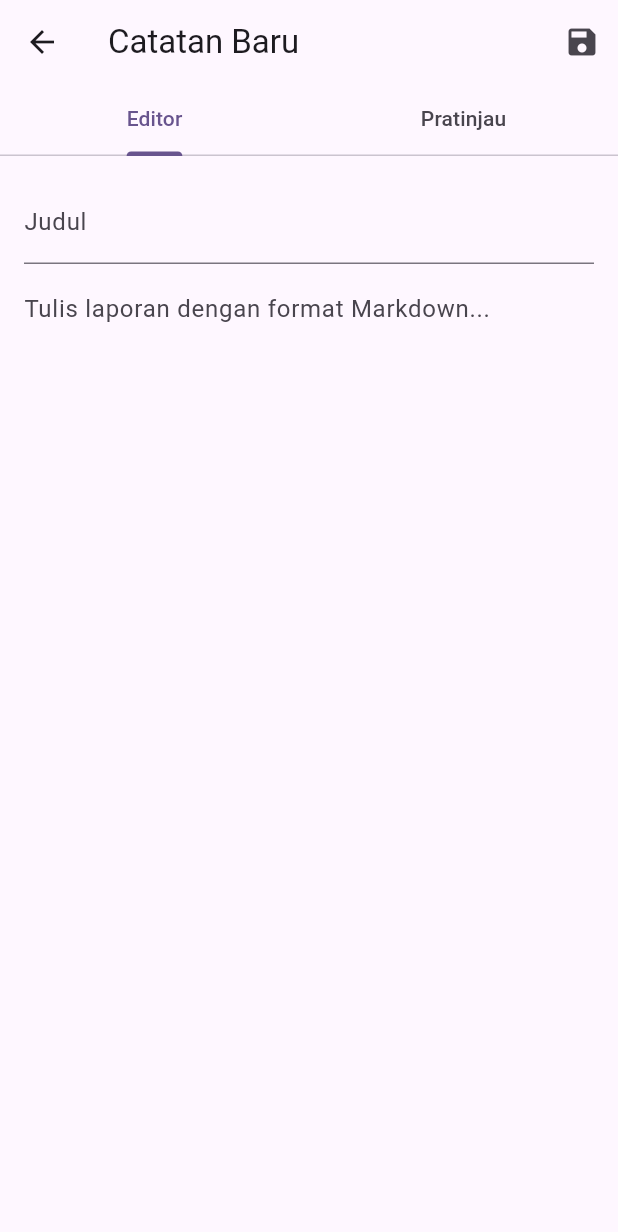
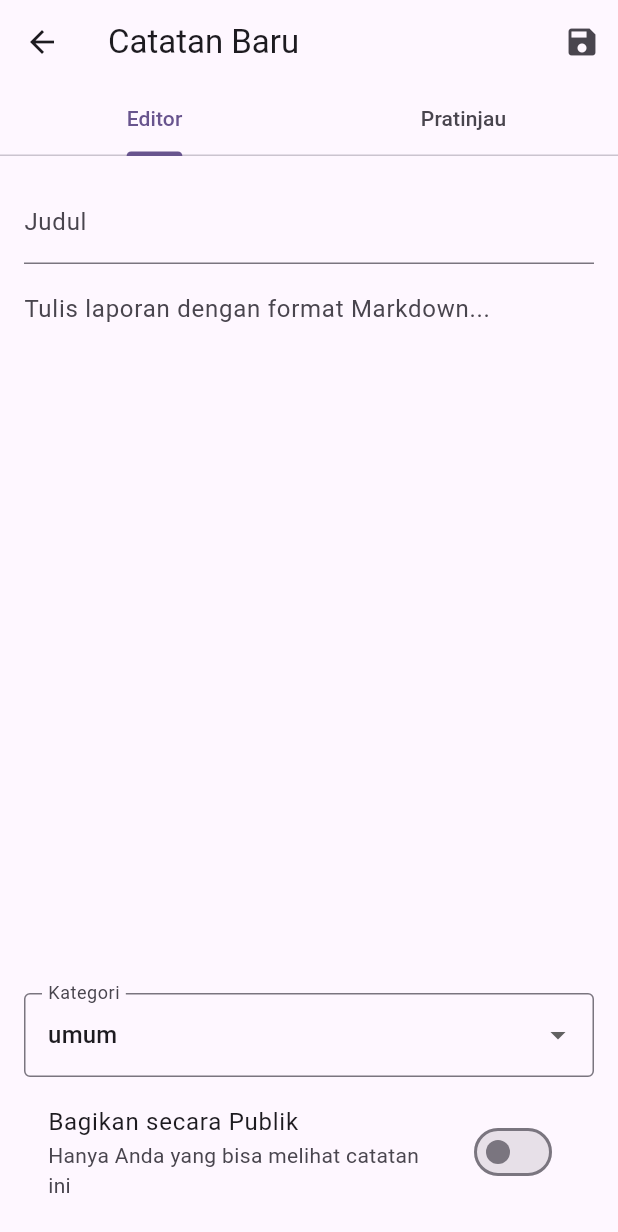
Before and after one commit to AlfaNaufal/Proyek4, a Flutter app: the LogView screen opened directly with empty values, after a tap on the "add" icon, on a phone screen of 412 x 824 dp. Shown: the top 1232 px of the screen. Run offline on Flutter 3.47's test engine with Material 3 defaults, Android fonts, the phone set to English and light mode, and no system bars; our stand-ins replace flutter_dotenv, flutter_markdown, flutter_svg, hive, hive_flutter, shared_preferences and 1 more; missing offline and left inert: mongo_dart; accounts and stored records are empty.

Commit message:
Modul5_Revisi

```diff
--- a/logbook_app_001/lib/features/logbook/log_editor_page.dart
+++ b/logbook_app_001/lib/features/logbook/log_editor_page.dart
@@ -24,7 +24,10 @@ class LogEditorPage extends StatefulWidget {
 class _LogEditorPageState extends State<LogEditorPage> {
   late TextEditingController _titleController;
   late TextEditingController _descController;
-  late TextEditingController _categoryController;
+
+  late List<String> _categories = ["Mechanical", "Electronic", "Software", "umum"];
+  String _selectedCategory = "umum";
+  late bool _isPublic;
 
   @override
   void initState() {
@@ -33,7 +36,12 @@ class _LogEditorPageState extends State<LogEditorPage> {
     _descController = TextEditingController(
       text: widget.log?.description ?? '',
     );
-    _categoryController = TextEditingController(text: widget.log?.category ?? 'umum');
+    String initialCategory = widget.log?.category ?? 'umum';
+    if (!_categories.contains(initialCategory)) {
+      initialCategory = 'umum'; // Fallback jika datanya aneh
+    }
+    _selectedCategory = initialCategory;
+    _isPublic = widget.log?.isPublic ?? false;
 
     // TAMBAHKAN INI: Listener agar Pratinjau terupdate otomatis
     _descController.addListener(() {
@@ -47,9 +55,10 @@ class _LogEditorPageState extends State<LogEditorPage> {
       widget.controller.addLog(
         _titleController.text,
         _descController.text,
-        _categoryController.text,
+        _selectedCategory,
         widget.currentUser['uid'],
         widget.currentUser['teamId'],
+        _isPublic,
       );
     } else {
       // Update
@@ -57,7 +66,8 @@ class _LogEditorPageState extends State<LogEditorPage> {
         widget.index!,
         _titleController.text,
         _descController.text,
-        _categoryController.text,
+        _selectedCategory,
+        _isPublic,
       );
     }
     Navigator.pop(context);
@@ -68,7 +78,6 @@ class _LogEditorPageState extends State<LogEditorPage> {
     // JANGAN LUPA: Bersihkan controller agar tidak memory leak
     _titleController.dispose();
     _descController.dispose();
-    _categoryController.dispose();
     super.dispose();
   }
 
@@ -111,6 +120,40 @@ class _LogEditorPageState extends State<LogEditorPage> {
                       ),
                     ),
                   ),
+                  DropdownButtonFormField<String>(
+                    initialValue: _selectedCategory,
+                    decoration: const InputDecoration(
+                      labelText: "Kategori",
+                      border: OutlineInputBorder(),
+                    ),
+                    items: _categories.map((String category) {
+                      return DropdownMenuItem<String>(
+                        value: category,
+                        child: Text(category),
+                      );
+                    }).toList(),
+                    onChanged: (String? newValue) {
+                      setState(() {
+                        if (newValue != null) {
+                          _selectedCategory = newValue;
+                        }
+                      });
+                    },
+                  ),
+                  const SizedBox(height: 10),
+
+                  // --- BARU: TOGGLE PUBLIC/PRIVATE ---
+                  SwitchListTile(
+                    title: const Text("Bagikan secara Publik"),
+                    subtitle: Text(_isPublic ? "Rekan tim bisa melihat catatan ini" : "Hanya Anda yang bisa melihat catatan ini"),
+                    value: _isPublic,
+                    activeThumbColor: Colors.blue,
+                    onChanged: (bool value) {
+                      setState(() {
+                        _isPublic = value;
+                      });
+                    },
+                  ),
                 ],
               ),
             ),
--- a/logbook_app_001/lib/features/models/log_model.dart
+++ b/logbook_app_001/lib/features/models/log_model.dart
@@ -23,10 +23,16 @@ class LogModel {
   final String description;
 
   @HiveField(5)
-  final String authorId; // BARU
+  final String authorId;
 
   @HiveField(6)
-  final String teamId; // BARU
+  final String teamId;
+
+  @HiveField(7, defaultValue: true)
+  bool isSynced;
+
+  @HiveField(8, defaultValue: false)
+  bool isPublic;
 
 
   LogModel({
@@ -37,6 +43,8 @@ class LogModel {
     required this.date,
     required this.authorId,
     required this.teamId,
+    this.isSynced = true,
+    this.isPublic = false,
 
   });
 
@@ -50,6 +58,7 @@ class LogModel {
       'date': date.toIso8601String(),
       'authorId': authorId,
       'teamId': teamId,
+      'isPublic': isPublic,
     };
   }
 
@@ -63,7 +72,8 @@ class LogModel {
       date: map['date'] != null ? DateTime.parse(map['date']) : DateTime.now(),
       authorId: map['authorId'] ?? 'unknown_user', // Cegah error null
       teamId: map['teamId'] ?? 'no_team',
-
+      isSynced: true,
+      isPublic: map['isPublic'] ?? false,
     );
   }
 
--- a/logbook_app_001/lib/log_controller.dart
+++ b/logbook_app_001/lib/log_controller.dart
@@ -26,25 +26,76 @@ class LogController {
     logsNotifier.value = _myBox.values.toList();
 
     // Langkah 2: Sync dari Cloud (Background)
+    // try {
+    //   final cloudData = await MongoService().getLogs(teamId);
+
+    //   final unsyncedLogs = _myBox.values.where((log) => log.isSynced == false).toList();
+
+    //   // Update Hive dengan data terbaru dari Cloud agar sinkron
+    //   await _myBox.clear();
+    //   await _myBox.addAll(cloudData);
+
+
+    //   if (unsyncedLogs.isNotEmpty) {
+    //     await _myBox.addAll(unsyncedLogs);
+    //   }
+
+    //   // Update UI dengan data Cloud
+    //   logsNotifier.value = _myBox.values.toList();
+
+    //   await LogHelper.writeLog(
+    //     "SYNC: Data berhasil diperbarui dari Atlas",
+    //     level: 2,
+    //   );
+    // } catch (e) {
+    //   await LogHelper.writeLog(
+    //     "OFFLINE: Menggunakan data cache lokal",
+    //     level: 2,
+    //   );
+    // }
+
     try {
+      // --- FASE 1: PUSH (Kirim data offline yang tertahan ke Cloud) ---
+      final unsyncedLogs = _myBox.values.where((log) => log.isSynced == false).toList();
+
+      for (var log in unsyncedLogs) {
+        try {
+          // Coba jadikan catatan baru di Cloud
+          try {
+            await MongoService().insertLog(log);
+          } catch (e) {
+            // Jika gagal (misal ID sudah ada), coba update
+            await MongoService().updateLog(log);
+          }
+
+          // Jika sukses menembus Cloud, barulah ubah jadi True
+          log.isSynced = true;
+          final index = _myBox.values.toList().indexWhere((l) => l.id == log.id);
+          if (index != -1) {
+            await _myBox.putAt(index, log);
+          }
+        } catch (e) {
+          print("Push tertunda untuk: ${log.title}");
+        }
+      }
+
+      // --- FASE 2: PULL (Tarik data terbaru dari Cloud) ---
       final cloudData = await MongoService().getLogs(teamId);
 
-      // Update Hive dengan data terbaru dari Cloud agar sinkron
+      // Amankan data yang mungkin masih gagal Push (misal sinyal putus di tengah jalan)
+      final remainingUnsynced = _myBox.values.where((log) => log.isSynced == false).toList();
+
       await _myBox.clear();
       await _myBox.addAll(cloudData);
 
-      // Update UI dengan data Cloud
-      logsNotifier.value = cloudData;
+      if (remainingUnsynced.isNotEmpty) {
+        await _myBox.addAll(remainingUnsynced);
+      }
 
-      await LogHelper.writeLog(
-        "SYNC: Data berhasil diperbarui dari Atlas",
-        level: 2,
-      );
+      logsNotifier.value = _myBox.values.toList();
+      await LogHelper.writeLog("SYNC: Data berhasil diperbarui dari Atlas", level: 2);
     } catch (e) {
-      await LogHelper.writeLog(
-        "OFFLINE: Menggunakan data cache lokal",
-        level: 2,
-      );
+      await LogHelper.writeLog("OFFLINE: Menggunakan data cache lokal", level: 2);
     }
   }
 
@@ -55,6 +106,7 @@ class LogController {
     String category,
     String authorId,
     String teamId,
+    bool isPublic,
   ) async {
     final newLog = LogModel(
       id: ObjectId().oid, // Menggunakan .oid (String) untuk Hive
@@ -64,15 +116,26 @@ class LogController {
       date: DateTime.now(),
       authorId: authorId,
       teamId: teamId,
+      isSynced: false,
+      isPublic: isPublic,
     );
 
     // ACTION 1: Simpan ke Hive (Instan)
     await _myBox.add(newLog);
-    logsNotifier.value = [...logsNotifier.value, newLog];
+    logsNotifier.value = _myBox.values.toList();
 
     // ACTION 2: Kirim ke MongoDB Atlas (Background)
     try {
       await MongoService().insertLog(newLog);
+
+      newLog.isSynced = true;
+
+      final index = _myBox.values.toList().indexWhere((log) => log.id == newLog.id);
+      if (index != -1) {
+        await _myBox.putAt(index, newLog);
+        logsNotifier.value = _myBox.values.toList();
+      }
+
       await LogHelper.writeLog(
         "SUCCESS: Data tersinkron ke Cloud",
         source: "log_controller.dart",
@@ -91,9 +154,12 @@ class LogController {
     String newTitle,
     String newDesc,
     String newCategory,
+    bool isPublic
   ) async {
-    final currentLogs = List<LogModel>.from(logsNotifier.value);
-    final oldLog = currentLogs[index];
+    // final currentLogs = List<LogModel>.from(logsNotifier.value);
+    // final oldLog = currentLogs[index];
+    final oldLog = _myBox.getAt(index);
+    if (oldLog == null) return;
 
     final updatedLog = LogModel(
       id: oldLog.id, // ID harus tetap sama agar MongoDB mengenali dokumen ini
@@ -103,15 +169,54 @@ class LogController {
       date: DateTime.now(),
       authorId: oldLog.authorId,
       teamId: oldLog.teamId,
+      isSynced: false,
+      isPublic: isPublic,
     );
 
-    currentLogs[index] = updatedLog;
-    logsNotifier.value = currentLogs;
+    // currentLogs[index] = updatedLog;
+    // logsNotifier.value = currentLogs;
+
+    // await _myBox.putAt(index, updatedLog);
 
     await _myBox.putAt(index, updatedLog);
+    logsNotifier.value = _myBox.values.toList();
+
+    // try {
+    //   await MongoService().updateLog(updatedLog);
+
+    //   updatedLog.isSynced = true;
+
+    //   await _myBox.putAt(index, updatedLog);
+    //   logsNotifier.value = _myBox.values.toList();
+
+    //   await LogHelper.writeLog(
+    //     "SUCCESS: Sinkronisasi Update '${oldLog.title}' Berhasil",
+    //     source: "log_controller.dart",
+    //     level: 2,
+    //   );
+    // } catch (e) {
+    //   await LogHelper.writeLog(
+    //     "ERROR/WARNING: Gagal sinkronisasi Update Cloud - Data aman di lokal",
+    //     source: "log_controller.dart",
+    //     level: 1,
+    //   );
+    // }
 
     try {
-      await MongoService().updateLog(updatedLog);
+      // --- CEK APAKAH INI CATATAN OFFLINE? ---
+      if (oldLog.isSynced == false) {
+        // Jika belum pernah masuk Cloud, paksa jadi INSERT (Buat Baru)
+        await MongoService().insertLog(updatedLog);
+      } else {
+        // Jika sudah ada di Cloud, aman untuk di-UPDATE
+        await MongoService().updateLog(updatedLog);
+      }
+
+      updatedLog.isSynced = true;
+
+      await _myBox.putAt(index, updatedLog);
+      logsNotifier.value = _myBox.values.toList();
+
       await LogHelper.writeLog(
         "SUCCESS: Sinkronisasi Update '${oldLog.title}' Berhasil",
         source: "log_controller.dart",
--- a/logbook_app_001/lib/log_view.dart
+++ b/logbook_app_001/lib/log_view.dart
@@ -8,6 +8,7 @@ import 'package:logbook_app_001/services/mongo_service.dart';
 import 'package:logbook_app_001/features/logbook/log_editor_page.dart';
 import 'package:logbook_app_001/features/auth/login_view.dart';
 import 'package:logbook_app_001/services/access_control_service.dart';
+import 'package:flutter_svg/flutter_svg.dart';
 
 class LogView extends StatefulWidget {
   final dynamic currentUser;
@@ -468,18 +469,28 @@ class _LogViewState extends State<LogView> {
             child: ValueListenableBuilder<List<LogModel>>(
               valueListenable: _controller.logsNotifier,
               builder: (context, currentLogs, child) {
+
+                final displayLogs = currentLogs.where((log) {
+                  return log.authorId == widget.currentUser['uid'] || log.isPublic == true;
+                }).toList();
+
                 // Debugging: Melihat jumlah data sebenarnya di terminal
                 print("JUMLAH DATA SAAT INI DI HIVE: ${currentLogs.length}");
 
-                if (currentLogs.isEmpty) {
-                  return const Center(
+                if (displayLogs.isEmpty) {
+                  return Center(
                     child: Column(
                       mainAxisAlignment: MainAxisAlignment.center,
                       children: [
-                        Icon(
-                          Icons.note_alt_outlined,
-                          size: 100,
-                          color: Colors.grey,
+                        // Icon(
+                        //   Icons.note_alt_outlined,
+                        //   size: 100,
+                        //   color: Colors.grey,
+                        // ),
+                        SvgPicture.asset(
+                          'lib/assets/Empty.svg',
+                          width: 200,
+                          height: 200,
                         ),
                         Text("Belum ada catatan."),
                       ],
@@ -504,12 +515,12 @@ class _LogViewState extends State<LogView> {
 
                       // Fallback warna lembut agar teks hitam tetap terbaca
                       Color cardColor = Colors.white;
-                      if (log.category == "Penting") {
+                      if (log.category == "Mechanical") {
+                        cardColor = Colors.orange.shade100;
+                      } else if (log.category == "Electronic") {
                         cardColor = Colors.red.shade100;
-                      } else if (log.category == "Pribadi") {
+                      } else if (log.category == "Software") {
                         cardColor = Colors.blue.shade100;
-                      } else if (log.category == "Pekerjaan") {
-                        cardColor = Colors.orange.shade100;
                       }
 
                       return Dismissible(
@@ -560,15 +571,26 @@ class _LogViewState extends State<LogView> {
                                 const SizedBox(height: 5),
                                 Text(
                                   log.description.isNotEmpty ? log.description : "Tidak ada deskripsi",
-                                  maxLines: 2, // PENTING: Mencegah teks terlalu panjang
+                                  maxLines: 2,
                                   overflow: TextOverflow.ellipsis,
                                   style: const TextStyle(fontSize: 14),
                                 ),
                               ],
                             ),
                             trailing: Row(
-                              mainAxisSize: MainAxisSize.min, // PENTING: Mencegah error layout Row
+                              mainAxisSize: MainAxisSize.min,
                               children: [
+
+                                Tooltip(
+                                  message: log.isSynced ? "Tersinkronisasi" : "Menunggu Sinyal...",
+                                  child: Icon(
+                                    log.isSynced ? Icons.cloud_done : Icons.cloud_off,
+                                    color: log.isSynced ? Colors.green : Colors.grey,
+                                    size: 20,
+                                  ),
+                                ),
+                                const SizedBox(width: 8),
+
                                 if (AccessControlService.canPerform(
                                   widget.currentUser['role'],
                                   AccessControlService.actionUpdate,
--- a/logbook_app_001/lib/services/access_control_service.dart
+++ b/logbook_app_001/lib/services/access_control_service.dart
@@ -2,8 +2,8 @@ import 'package:flutter_dotenv/flutter_dotenv.dart';
 
 class AccessControlService {
   // Mengambil roles dari .env di root
-  static List<String> get availableRoles =>
-      dotenv.env['APP_ROLES']?.split(',') ?? ['Anggota'];
+  // static List<String> get availableRoles =>
+  //     dotenv.env['APP_ROLES']?.split(',') ?? ['Anggota'];
 
   static const String actionCreate = 'create';
   static const String actionRead = 'read';
@@ -11,22 +11,31 @@ class AccessControlService {
   static const String actionDelete = 'delete';
 
   // Matrix perizinan yang tetap fleksibel
-  static final Map<String, List<String>> _rolePermissions = {
-    'Ketua': [actionCreate, actionRead, actionUpdate, actionDelete],
-    'Anggota': [actionCreate, actionRead],
-    'Asisten': [actionRead, actionUpdate],
-  };
+  // static final Map<String, List<String>> _rolePermissions = {
+  //   'Ketua': [actionCreate, actionRead, actionUpdate, actionDelete],
+  //   'Anggota': [actionCreate, actionRead],
+  //   'Asisten': [actionRead, actionUpdate],
+  // };
 
+  // static bool canPerform(String role, String action, {bool isOwner = false}) {
+  //   final permissions = _rolePermissions[role] ?? [];
+  //   bool hasBasicPermission = permissions.contains(action);
+
+  //   // Logic khusus kepemilikan data (Owner-based RBAC)
+  //   if (role == 'Anggota' &&
+  //       (action == actionUpdate || action == actionDelete)) {
+  //     return isOwner;
+  //   }
+
+  //   return hasBasicPermission;
+  // }
   static bool canPerform(String role, String action, {bool isOwner = false}) {
-    final permissions = _rolePermissions[role] ?? [];
-    bool hasBasicPermission = permissions.contains(action);
-
-    // Logic khusus kepemilikan data (Owner-based RBAC)
-    if (role == 'Anggota' &&
-        (action == actionUpdate || action == actionDelete)) {
+    // TASK 5: Kedaulatan Mutlak Pemilik Catatan
+    if (action == actionUpdate || action == actionDelete) {
+      // Tombol edit/delete HANYA muncul jika dia adalah pemilik aslinya,
+      // mengabaikan apakah dia 'Ketua' atau bukan.
       return isOwner;
     }
-
-    return hasBasicPermission;
+    return true;
   }
 }
--- a/logbook_app_001/pubspec.yaml
+++ b/logbook_app_001/pubspec.yaml
@@ -44,6 +44,7 @@ dependencies:
   hive: ^2.2.3
   connectivity_plus: ^7.0.0
   flutter_markdown: ^0.7.7+1
+  flutter_svg: ^2.2.4
 
 dev_dependencies:
   flutter_test:
@@ -75,6 +76,7 @@ flutter:
     - lib/assets/ichigo.png
     - lib/assets/Nigo.png
     - lib/assets/both.png
+    - lib/assets/Empty.svg
   #   - images/a_dot_ham.jpeg
 
   # An image asset can refer to one or more resolution-specific "variants", see
```
Also changed, not shown: logbook_app_001/lib/features/auth/login_controller.dart (+51 -10 lines), logbook_app_001/lib/features/auth/login_view.dart (+7 -3 lines), logbook_app_001/lib/assets/Empty.svg (added), logbook_app_001/lib/features/models/log_model.g.dart, logbook_app_001/pubspec.lock, 2 other files.
